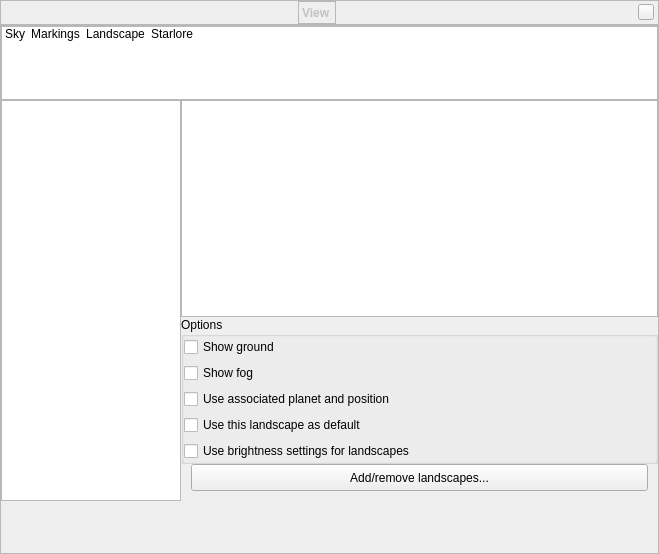
The window that src/gui/viewDialog.ui (519984307/stellarium_src) describes before a commit, drawn with Qt 5.
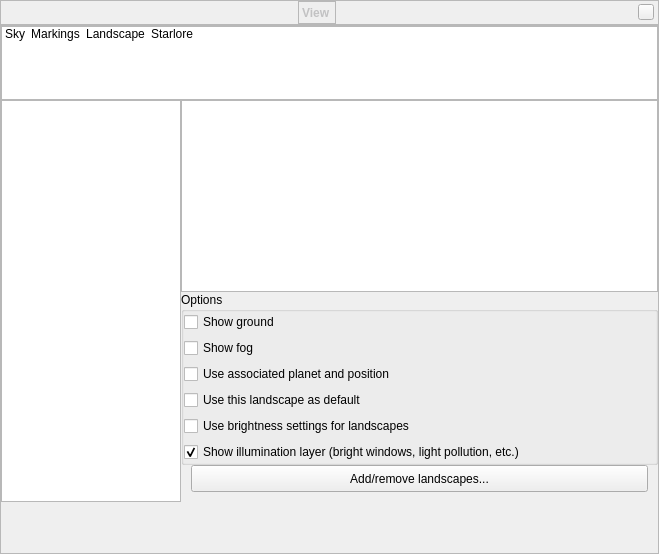
The same window after the commit. The open tabs and pages were chosen to show the change. Icons and pictures are not drawn. Custom widgets are drawn as their Qt base class.

Commit message: Added switch and action to configure landscape illumination layer, including a fader. Also, fog requires both atmosphere and landscape. But illumination does not require atmophere.

```diff
--- a/src/gui/viewDialog.ui
+++ b/src/gui/viewDialog.ui
@@ -1721,6 +1721,16 @@
                </property>
               </widget>
              </item>
+             <item row="5" column="0">
+              <widget class="QCheckBox" name="landscapeIlluminationCheckBox">
+               <property name="text">
+                <string>Show illumination layer (bright windows, light pollution, etc.)</string>
+               </property>
+               <property name="checked">
+                <bool>true</bool>
+               </property>
+              </widget>
+             </item>
             </layout>
            </widget>
           </item>
```
Left out of the diff: 34 changed lines with no effect on the pictures. The commit also changes 5 other files.
